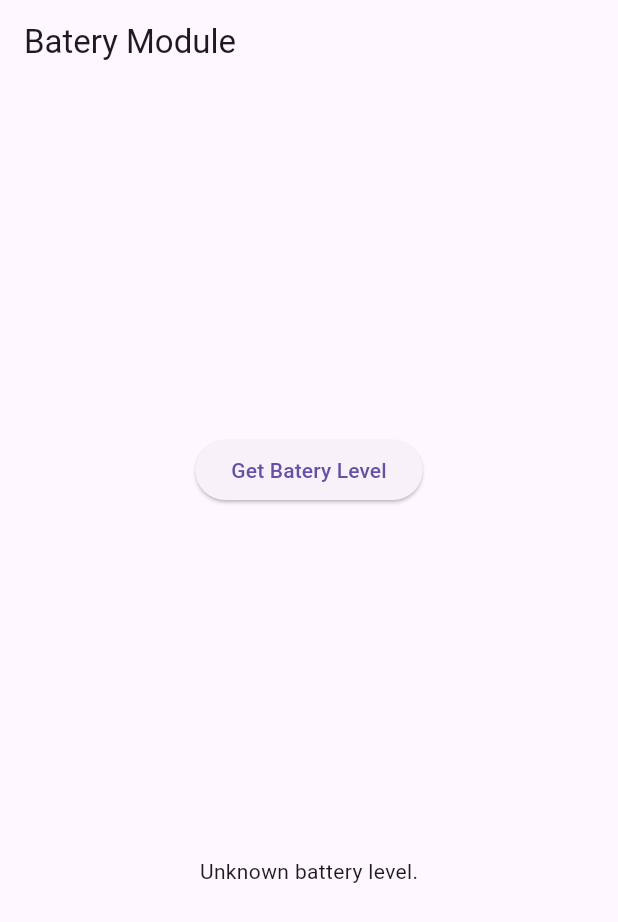
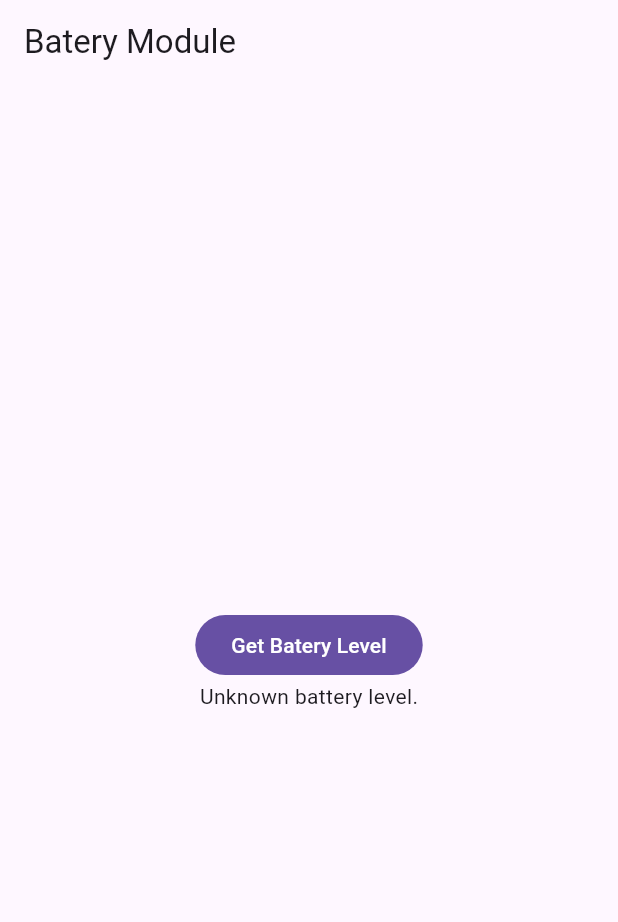
Before and after one commit to manuelduarte077/platform-specific-code, a Flutter app: the screen it shows after launch, on a phone screen of 412 x 824 dp. Shown: the top 922 px of the screen. Run offline on Flutter 3.47's test engine with Material 2 defaults, Android fonts, the phone set to English and light mode, and no system bars; missing offline and left inert: flutter_sound_lite.

Commit message:
fix: batery module

```diff
--- a/batery_module/lib/batery/batery_widgte.dart
+++ b/batery_module/lib/batery/batery_widgte.dart
@@ -34,9 +34,9 @@ class _BateryModuleState extends State<BateryModule> {
   Widget build(BuildContext context) {
     return Center(
       child: Column(
-        mainAxisAlignment: MainAxisAlignment.spaceEvenly,
+        mainAxisAlignment: MainAxisAlignment.center,
         children: [
-          ElevatedButton(
+          FilledButton(
             onPressed: _getBatteryLevel,
             child: const Text('Get Batery Level'),
           ),
```
Also changed, not shown: batery_module/pubspec.lock.
